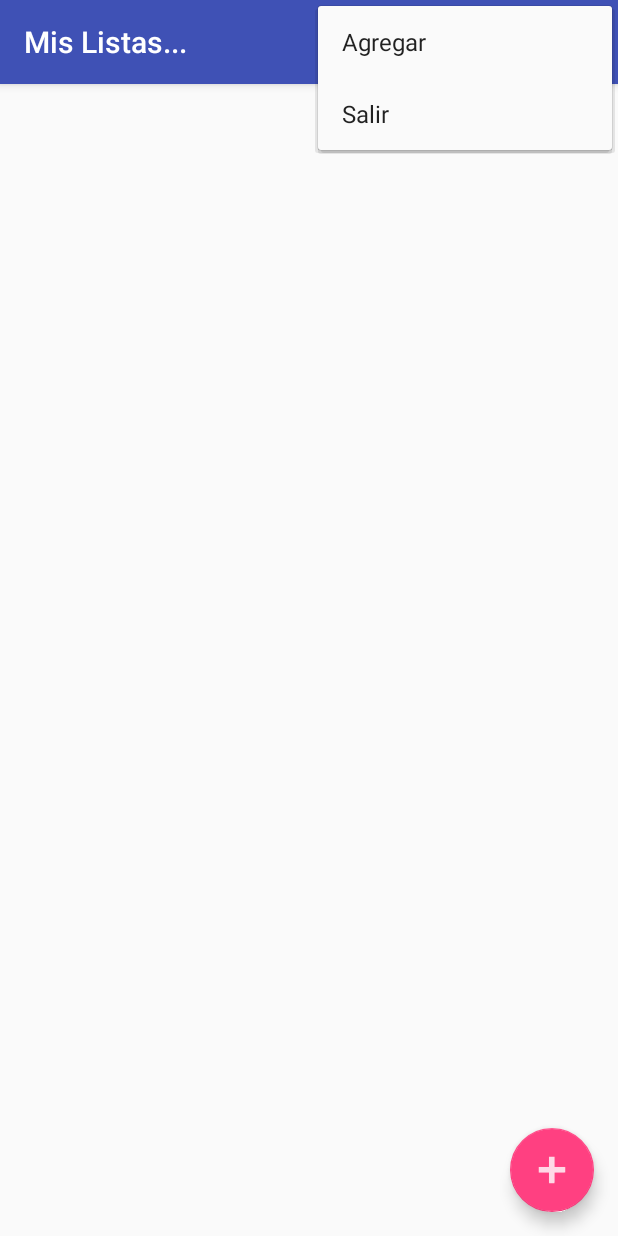
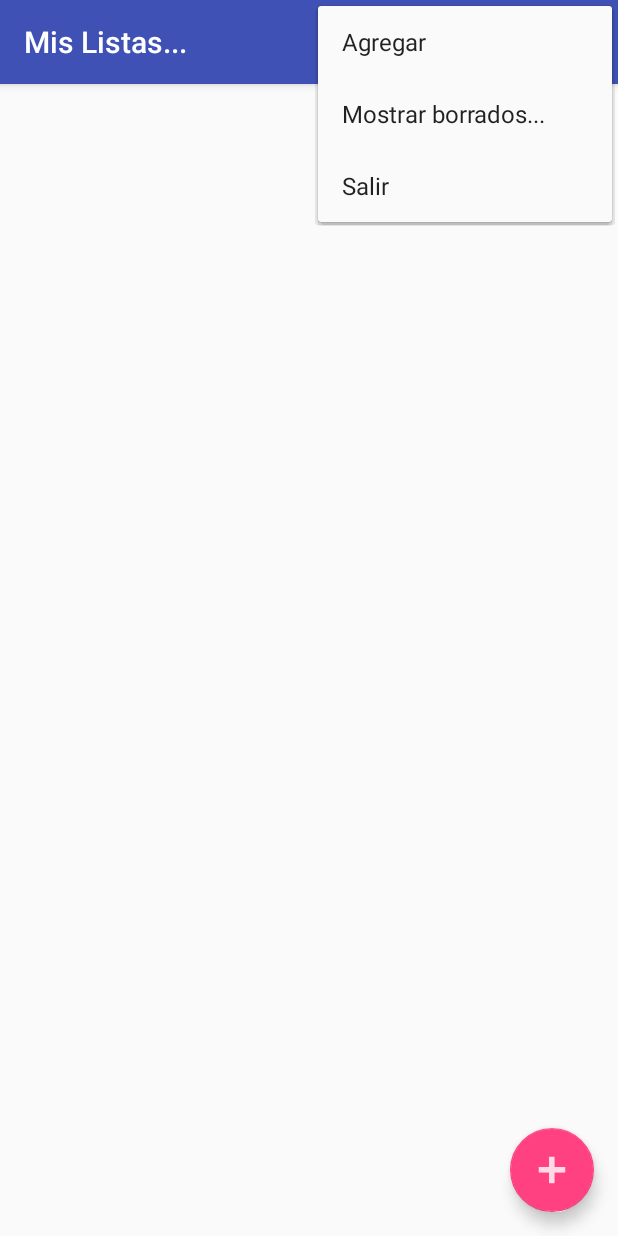
Before and after one commit to mrvaldes90/listaDeCompras, an Android app: the screen it shows after launch (MainActivity), with the options menu open, on a phone screen of 412 x 824 dp. Run offline under Robolectric (Android 15) with nearby library versions, the phone set to English and light mode, and no system bars; pictures from the network do not load; 3 statements that could not run were skipped.

Commit message:
Corrección de bugs:
+ No se cargaba el estado real de los checks
+ Ahora se agregó una opción para ver los items "borrados"
+ Cuando uno seleccionaba un item a borrar se elimanaba otro

```diff
--- a/app/src/main/java/soft/mvaldes/datos/ToDo.java
+++ b/app/src/main/java/soft/mvaldes/datos/ToDo.java
@@ -9,6 +9,8 @@ import com.activeandroid.annotation.Table;
 import com.activeandroid.query.Select;
 
 import java.util.List;
+
+import soft.mvaldes.listadecompras.MainActivity;
 
 /**
  * Created by mvaldez on 02/12/2015.
@@ -43,10 +45,14 @@ public class ToDo extends Model {
     public static Cursor fetchResultCursor() {
         String tableName = Cache.getTableInfo(ToDo.class).getTableName();
         // Query all items without any conditions
-        String resultRecords = new Select(tableName + ".*, " + tableName + ".Id as _id").
+        String resultRecords ="";
+        if (MainActivity.verOcultos)
+            resultRecords = new Select(tableName + ".*, " + tableName + ".Id as _id").
+                    from(ToDo.class).toSql();
+        else
+            resultRecords = new Select(tableName + ".*, " + tableName + ".Id as _id").
                 from(ToDo.class)
-                .where("Status=1")
-                .orderBy("Name ASC").toSql();
+                .where("Status=1").toSql();
         // Execute query on the underlying ActiveAndroid SQLite database
         Cursor resultCursor = Cache.openDatabase().rawQuery(resultRecords, null);
         return resultCursor;
--- a/app/src/main/java/soft/mvaldes/listadecompras/DetailsActivity.java
+++ b/app/src/main/java/soft/mvaldes/listadecompras/DetailsActivity.java
@@ -183,6 +183,7 @@ public class DetailsActivity extends AppCompatActivity {
     }
 
     private void borrarItem(int which) {
+        which++;
         Cursor c = (Cursor)listView.getItemAtPosition((int)(which));
         int _id = c.getInt(0);
         if (itemBorrar != null)
--- a/app/src/main/res/menu/menu_main.xml
+++ b/app/src/main/res/menu/menu_main.xml
@@ -3,6 +3,8 @@
     xmlns:tools="http://schemas.android.com/tools" tools:context=".MainActivity">
     <item android:id="@+id/action_add_item" android:title="@string/Add"
         android:orderInCategory="100" app:showAsAction="never" />
+    <item android:id="@+id/action_hidden_items" android:title="@string/Hidden"
+        android:orderInCategory="100" app:showAsAction="never" />
     <item android:id="@+id/action_exit" android:title="@string/Exit"
         android:orderInCategory="100" app:showAsAction="never" />
 </menu>
--- a/app/src/main/res/values/strings.xml
+++ b/app/src/main/res/values/strings.xml
@@ -10,4 +10,5 @@
     <string name="Exit">Salir</string>
     <string name="input_todo_title">%1$s lista</string>
     <string name="input_item_title">%1$s tarea</string>
+    <string name="Hidden">Mostrar borrados...</string>
 </resources>
```
Also changed, not shown: app/src/main/java/com/mobeta/android/dslv/SimpleDragSortCursorAdapter.java (+17 -1 lines), app/src/main/java/soft/mvaldes/datos/Item.java (+17 -6 lines), app/src/main/java/soft/mvaldes/listadecompras/MainActivity.java (+9 -0 lines).
